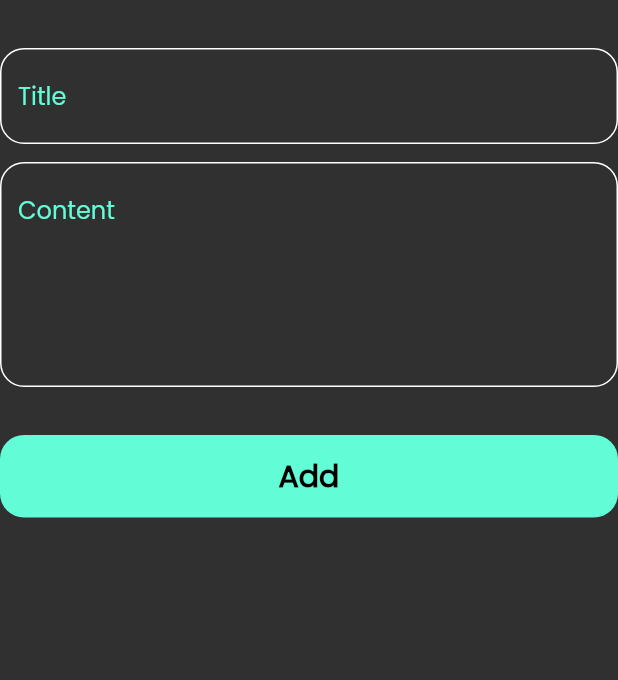
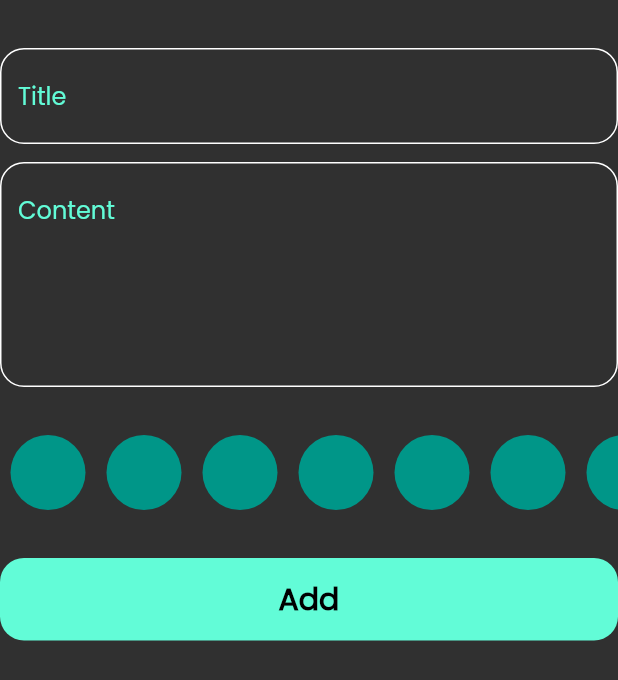
Before and after one commit to IbrahimMarey/notes_app, a Flutter app: the AddNoteForm widget shown alone on an empty page, opened directly, on a phone screen of 412 x 824 dp. Shown: the top 680 px of the screen. Run offline on Flutter 3.47's test engine with Material 2 defaults, Android fonts, the phone set to English and light mode, and no system bars; our stand-ins replace flutter_bloc, fluttertoast, font_awesome_flutter, hive, hive_flutter, modal_progress_hud_nsn; accounts and stored records are empty.

Commit message:
create colors list

```diff
--- a/lib/views/widgets/add_note_form.dart
+++ b/lib/views/widgets/add_note_form.dart
@@ -2,6 +2,8 @@ import 'package:flutter/material.dart';
 import 'package:flutter_bloc/flutter_bloc.dart';
 import 'package:notes_app/cubit/add_note/note_cubit.dart';
 import 'package:notes_app/models/note_model.dart';
+import 'package:notes_app/views/widgets/color_item.dart';
+import 'package:notes_app/views/widgets/colors_list_view.dart';
 import 'package:notes_app/views/widgets/custom_button.dart';
 import 'package:notes_app/views/widgets/custom_text_field.dart';
 import 'package:intl/intl.dart';
@@ -47,6 +49,12 @@ class _AddNoteFormState extends State<AddNoteForm> {
           const SizedBox(
             height: 32,
           ),
+          SizedBox(
+            height: 50,
+              child: ColorsListView()),
+          const SizedBox(
+            height: 32,
+          ),
           BlocBuilder<AddNoteCubit,AddNoteState>(
             builder: (context, state) => CustomButton(
               isLoading: state is AddNoteLoading,
--- /dev/null
+++ b/lib/views/widgets/color_item.dart
@@ -0,0 +1,13 @@
+import 'package:flutter/material.dart';
+
+class ColorItem extends StatelessWidget {
+  const ColorItem({Key? key}) : super(key: key);
+
+  @override
+  Widget build(BuildContext context) {
+    return CircleAvatar(
+      radius: 32,
+      backgroundColor: Colors.teal,
+    );
+  }
+}
--- /dev/null
+++ b/lib/views/widgets/colors_list_view.dart
@@ -0,0 +1,15 @@
+import 'package:flutter/material.dart';
+import 'package:notes_app/views/widgets/color_item.dart';
+
+class ColorsListView extends StatelessWidget {
+  const ColorsListView({Key? key}) : super(key: key);
+
+  @override
+  Widget build(BuildContext context) {
+    return  ListView.builder(
+      scrollDirection: Axis.horizontal,
+      itemBuilder: (context, index) =>
+        ColorItem(),
+    );
+  }
+}
```
